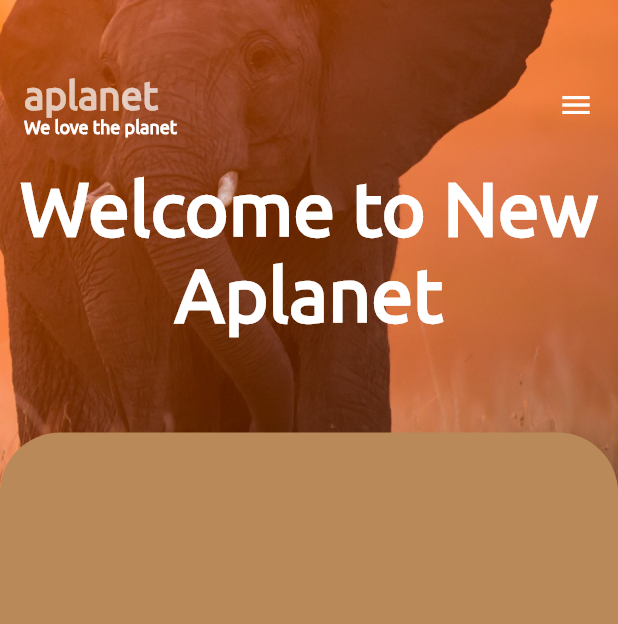
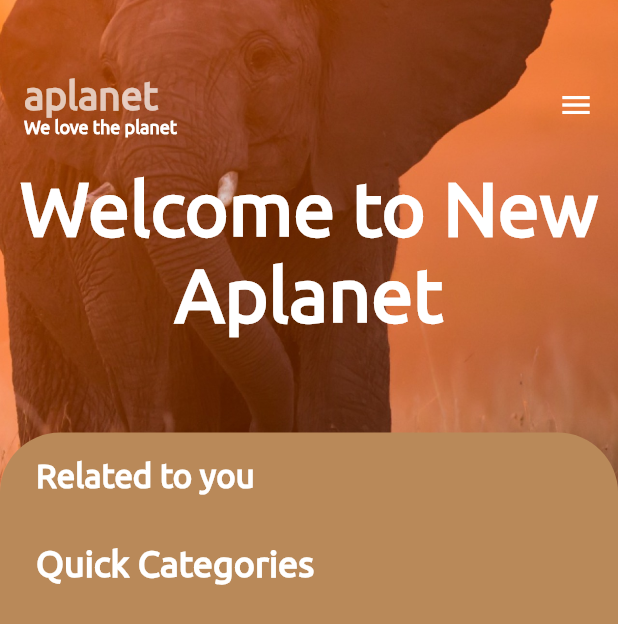
Before and after one commit to DaminduSandaruwan/AnimalPlanetUI, a Flutter app: the DashboardScreen screen opened directly, on a phone screen of 412 x 824 dp. Shown: the top 624 px of the screen. Run offline on Flutter 3.47's test engine with Material 2 defaults, Android fonts, the phone set to English and light mode, and no system bars; project files that could hold a hidden picture were left out.

Commit message:
Error Fixed

```diff
--- a/lib/screens/dashboard_screen.dart
+++ b/lib/screens/dashboard_screen.dart
@@ -55,7 +55,32 @@ class DashboardScreen extends StatelessWidget {
                 color: Color(0xFFB98959),
               ),
               child: Column(
+                crossAxisAlignment: CrossAxisAlignment.start,
                 children: <Widget>[
+                  Padding(
+                    padding: const EdgeInsets.symmetric(horizontal:24, vertical:16),
+                    child: Text(
+                      Strings.RELATED_TO_YOU,
+                      style: TextStyles.buttonTextStyle,
+
+                    ),
+                  ),
+                  Row(
+                    children: <Widget>[
+                      Column(
+                        children: <Widget>[
+
+                        ],
+                      ),
+                    ],
+                  ),
+                  Padding(
+                    padding: const EdgeInsets.symmetric(horizontal:24, vertical:16),
+                    child: Text(
+                      Strings.QUICK_CATEGORIES,
+                      style: TextStyles.titleTextStyle,
+                    ),
+                  ),
 
                 ],
               ),
--- a/lib/utils/strings.dart
+++ b/lib/utils/strings.dart
@@ -17,5 +17,15 @@ class Strings{
   static const String THREE_MONTH_SUBSCRIPTION = "3 Month subscription";
   static const String SIX_MONTH_SUBSCRIPTION = "6 Month subscription";
   static const String WELCOME_TO_APPLET ="Welcome to New Aplanet";
+  static const String RELATED_TO_YOU = "Related to you";
+  static const String LIFE_WITH_TIGER = "Life with a Tiger";
+  static const String WILD_ANIMALS = "Wild animals";
+  static const String QUICK_CATEGORIES = "Quick Categories";
+  static const String BEER = "BEER";
+  static const String LION = "LION";
+  static const String REPTILES = "REPTILES";
+  static const String PETS = "PETS";
 
+
+  static const String text1 = "Life with a Tiger sdn sdklvn sdlkvn lsdknv lskdnv sdlvns lsdvns sldnv slndvsld lsdnvsd";
 }
--- a/lib/utils/text_style.dart
+++ b/lib/utils/text_style.dart
@@ -59,4 +59,19 @@ class TextStyles{
     fontFamily: 'Ubuntu',
   );
 
+    static final TextStyle titleTextStyle = TextStyle(
+    fontSize: 24,
+    fontWeight: FontWeight.w700,
+    color: Colors.white,
+    fontFamily: 'Ubuntu',
+  );
+
+  static final TextStyle body2TextStyle = TextStyle(
+    fontSize: 16,
+    letterSpacing: 1.3,
+    fontWeight: FontWeight.w400,
+    color: Colors.white.withOpacity(0.5),
+    fontFamily: 'Ubuntu',
+  );
+
 }
```
